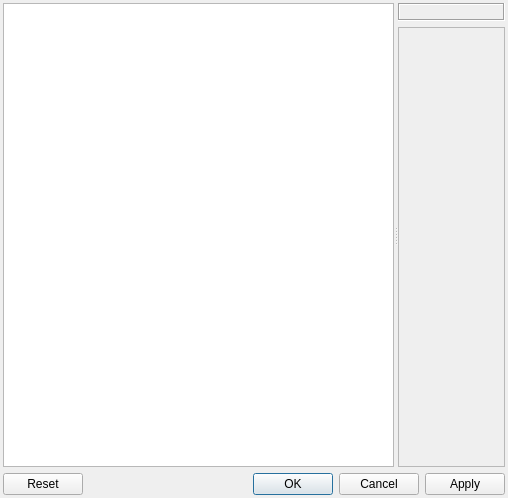
Qt form src/plugins/optionsmanager/optionsdialog.ui (silvansky/Contacts) before a commit.
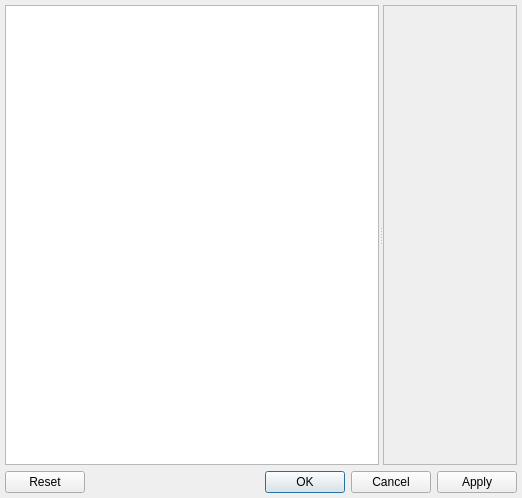
The same form after that commit.

Diff of the .ui file:
```diff
--- a/src/plugins/optionsmanager/optionsdialog.ui
+++ b/src/plugins/optionsmanager/optionsdialog.ui
@@ -6,13 +6,13 @@
    <rect>
     <x>0</x>
     <y>0</y>
-    <width>508</width>
+    <width>522</width>
     <height>498</height>
    </rect>
   </property>
-  <layout class="QVBoxLayout" name="verticalLayout_2">
+  <layout class="QVBoxLayout" name="verticalLayout">
    <property name="margin">
-    <number>3</number>
+    <number>5</number>
    </property>
    <item>
     <widget class="QSplitter" name="sprSplitter">
@@ -26,6 +26,9 @@
       <property name="indentation">
        <number>12</number>
       </property>
+      <property name="rootIsDecorated">
+       <bool>false</bool>
+      </property>
       <property name="sortingEnabled">
        <bool>true</bool>
       </property>
@@ -33,35 +36,23 @@
        <bool>false</bool>
       </attribute>
      </widget>
-     <widget class="QWidget" name="wdtRightWidget" native="true">
-      <property name="sizePolicy">
-       <sizepolicy hsizetype="Expanding" vsizetype="Expanding">
-        <horstretch>0</horstretch>
-        <verstretch>0</verstretch>
-       </sizepolicy>
+     <widget class="QFrame" name="frmWidgets">
+      <property name="frameShape">
+       <enum>QFrame::StyledPanel</enum>
       </property>
-      <layout class="QVBoxLayout" name="verticalLayout">
-       <property name="margin">
-        <number>0</number>
-       </property>
+      <layout class="QVBoxLayout" name="verticalLayout_2">
        <item>
         <widget class="QLabel" name="lblInfo">
-         <property name="sizePolicy">
-          <sizepolicy hsizetype="Ignored" vsizetype="Preferred">
-           <horstretch>0</horstretch>
-           <verstretch>0</verstretch>
-          </sizepolicy>
-         </property>
-         <property name="frameShape">
-          <enum>QFrame::Box</enum>
-         </property>
-         <property name="frameShadow">
-          <enum>QFrame::Sunken</enum>
+         <property name="textFormat">
+          <enum>Qt::RichText</enum>
          </property>
         </widget>
        </item>
        <item>
         <widget class="QScrollArea" name="scaScroll">
+         <property name="frameShape">
+          <enum>QFrame::NoFrame</enum>
+         </property>
          <property name="widgetResizable">
           <bool>true</bool>
          </property>
@@ -70,8 +61,8 @@
            <rect>
             <x>0</x>
             <y>0</y>
-            <width>92</width>
-            <height>434</height>
+            <width>111</width>
+            <height>420</height>
            </rect>
           </property>
          </widget>
```
Left out of the diff: 7 changed lines with no effect on the pictures.
